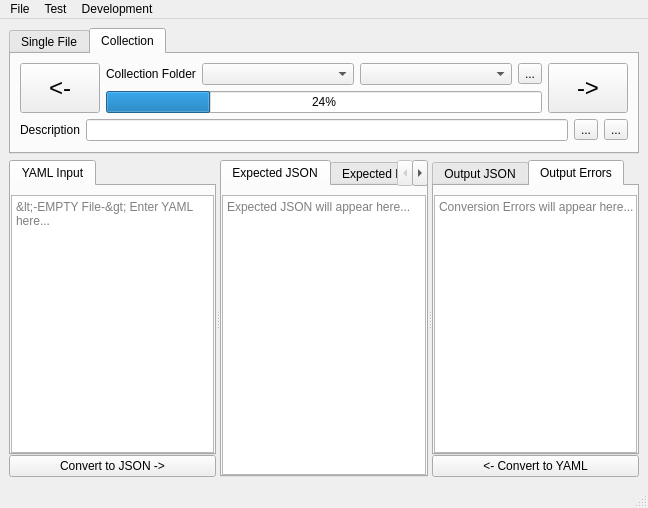
g-gualeni/QtNoid2, file Examples/JsonYamlToJsonTestSuite/mainwindow.ui: the form before one commit.
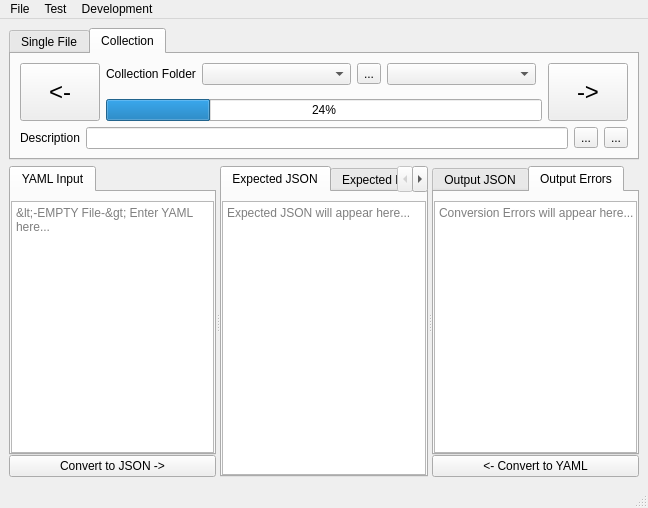
The form after the commit. Custom widgets are drawn as their Qt base class.

What changed in the file:
```diff
--- a/Examples/JsonYamlToJsonTestSuite/mainwindow.ui
+++ b/Examples/JsonYamlToJsonTestSuite/mainwindow.ui
@@ -68,10 +68,7 @@
        <attribute name="title">
         <string>Collection</string>
        </attribute>
-       <layout class="QGridLayout" name="gridLayout" columnstretch="0,0,100,100,0,0" columnminimumwidth="0,0,0,0,0,0">
-        <item row="0" column="3">
-         <widget class="QComboBox" name="txtCurrentFile"/>
-        </item>
+       <layout class="QGridLayout" name="gridLayout" columnstretch="0,0,100,0,100,0,0" columnminimumwidth="0,0,0,0,0,0,0">
         <item row="0" column="2">
          <widget class="FolderComboBox" name="txtCollectionFolder">
           <property name="toolTip">
@@ -79,24 +76,7 @@
           </property>
          </widget>
         </item>
-        <item row="0" column="4">
-         <widget class="QToolButton" name="cmdBrowseFolder">
-          <property name="toolTip">
-           <string>Browse Folder</string>
-          </property>
-          <property name="text">
-           <string>...</string>
-          </property>
-         </widget>
-        </item>
-        <item row="0" column="1">
-         <widget class="QLabel" name="label">
-          <property name="text">
-           <string>Collection Folder</string>
-          </property>
-         </widget>
-        </item>
-        <item row="0" column="0" rowspan="2">
+        <item row="0" column="0" rowspan="3">
          <widget class="QPushButton" name="cmdPrevious">
           <property name="sizePolicy">
            <sizepolicy hsizetype="Preferred" vsizetype="Expanding">
@@ -123,7 +103,10 @@
           </property>
          </widget>
         </item>
-        <item row="0" column="5" rowspan="2">
+        <item row="0" column="4">
+         <widget class="QComboBox" name="txtCurrentFile"/>
+        </item>
+        <item row="0" column="6" rowspan="3">
          <widget class="QPushButton" name="cmdNext">
           <property name="sizePolicy">
            <sizepolicy hsizetype="Preferred" vsizetype="Expanding">
@@ -150,14 +133,14 @@
           </property>
          </widget>
         </item>
-        <item row="1" column="1" colspan="4">
+        <item row="2" column="1" colspan="5">
          <widget class="QProgressBar" name="cboCollectionProgress">
           <property name="value">
            <number>24</number>
           </property>
          </widget>
         </item>
-        <item row="2" column="0" colspan="6">
+        <item row="3" column="0" colspan="7">
          <layout class="QHBoxLayout" name="horizontalLayout_2">
           <item>
            <widget class="QLabel" name="lblDescription">
@@ -192,6 +175,23 @@
           </item>
          </layout>
         </item>
+        <item row="0" column="1">
+         <widget class="QLabel" name="label">
+          <property name="text">
+           <string>Collection Folder</string>
+          </property>
+         </widget>
+        </item>
+        <item row="0" column="3">
+         <widget class="QToolButton" name="cmdBrowseFolder">
+          <property name="toolTip">
+           <string>Browse for Collection Folder</string>
+          </property>
+          <property name="text">
+           <string>...</string>
+          </property>
+         </widget>
+        </item>
        </layout>
       </widget>
      </widget>
```
Left out of the diff: 26 changed lines with no effect on the pictures.
